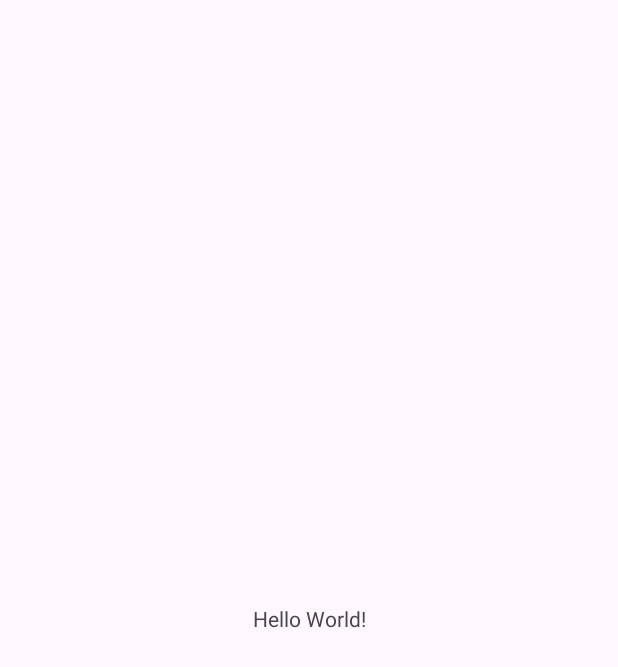
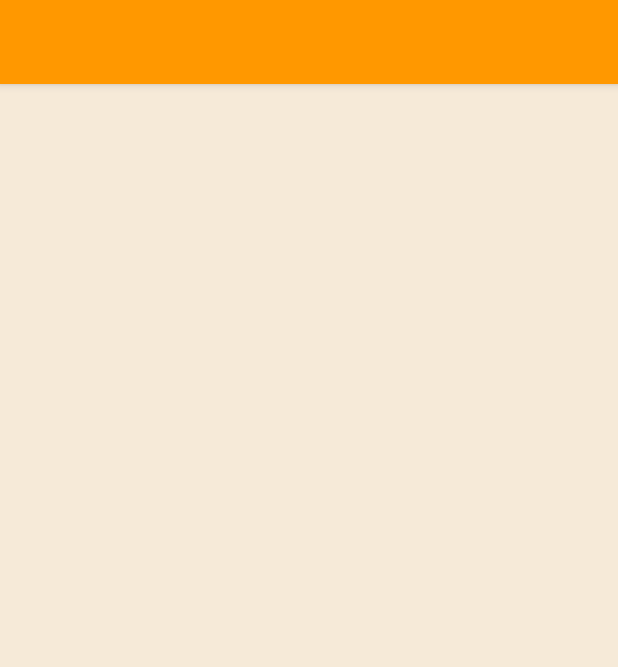
Before and after one commit to ERFANKASHEFI78/first-github-my, an Android app: the screen it shows after launch (MainActivity), on a phone screen of 412 x 824 dp. Before the commit the part shown is almost empty. Shown: the top 667 px of the screen. Run offline under Robolectric (Android 15) with nearby library versions, the phone set to English and light mode, and no system bars.

Commit message:
set themes application

```diff
--- a/app/src/main/res/layout/activity_main.xml
+++ b/app/src/main/res/layout/activity_main.xml
@@ -1,20 +1,40 @@
 <?xml version="1.0" encoding="utf-8"?>
-<androidx.constraintlayout.widget.ConstraintLayout
+<androidx.coordinatorlayout.widget.CoordinatorLayout
     xmlns:android="http://schemas.android.com/apk/res/android"
-    xmlns:app="http://schemas.android.com/apk/res-auto"
     xmlns:tools="http://schemas.android.com/tools"
     android:id="@+id/main"
     android:layout_width="match_parent"
     android:layout_height="match_parent"
     tools:context=".MainActivity">
 
-    <TextView
-        android:layout_width="wrap_content"
-        android:layout_height="wrap_content"
-        android:text="Hello World!"
-        app:layout_constraintBottom_toBottomOf="parent"
-        app:layout_constraintEnd_toEndOf="parent"
-        app:layout_constraintStart_toStartOf="parent"
-        app:layout_constraintTop_toTopOf="parent" />
+    <com.google.android.material.appbar.AppBarLayout
 
-</androidx.constraintlayout.widget.ConstraintLayout>
+        android:layout_width="match_parent"
+        android:layout_height="56dp">
+
+        <com.google.android.material.appbar.CollapsingToolbarLayout
+            android:theme="@style/Theme.MaterialComponents"
+            android:layout_width="match_parent"
+            android:layout_height="match_parent">
+
+
+
+
+        </com.google.android.material.appbar.CollapsingToolbarLayout>
+
+
+
+
+
+
+
+    </com.google.android.material.appbar.AppBarLayout>
+
+
+
+
+
+
+
+
+</androidx.coordinatorlayout.widget.CoordinatorLayout>
--- a/app/src/main/res/values-night/themes.xml
+++ b/app/src/main/res/values-night/themes.xml
@@ -1,7 +1,24 @@
-<resources xmlns:tools="http://schemas.android.com/tools">
+<resources>
+
     <!-- Base application theme. -->
-    <style name="Base.Theme.MyApplication" parent="Theme.Material3.DayNight.NoActionBar">
-        <!-- Customize your dark theme here. -->
-        <!-- <item name="colorPrimary">@color/my_dark_primary</item> -->
+
+    <style name="Base.Theme.MyApplication" parent="Theme.MaterialComponents.Light.NoActionBar">
+
+
+        <item name="colorPrimary">@color/black</item>
+        <item name="colorPrimaryDark">@color/black</item>
+        <item name="colorSecondary">@color/white</item>
+        <item name="colorOnSecondary">@color/secendry_text</item>
+        <item name="android:windowBackground">@color/devider_color</item>
+        <item name="android:textColorPrimary">@color/black_text_icon</item>
+        <item name="android:textColorSecondary">#757575</item>
+
     </style>
+
+    <style name="Theme.MyApplication" parent="Base.Theme.MyApplication" />
+
+
+
+
+
 </resources>
--- a/app/src/main/res/values/colors.xml
+++ b/app/src/main/res/values/colors.xml
@@ -1,5 +1,13 @@
 <?xml version="1.0" encoding="utf-8"?>
 <resources>
+    <color name="black_text_icon">#FF000000</color>
     <color name="black">#FF000000</color>
     <color name="white">#FFFFFFFF</color>
+    <color name="primary_orange_light_">#FF9800</color>
+    <color name="primary_orange_Dark">#F57C00</color>
+    <color name="orange_acsent">#FF5722</color>
+    <color name="light_primery_for_backgrande">#D3C2A8</color>
+    <color name="secendry_text">#757575</color>
+    <color name="devider_color">#E4DEDE</color>
+
 </resources>
--- a/app/src/main/res/values/themes.xml
+++ b/app/src/main/res/values/themes.xml
@@ -1,9 +1,24 @@
-<resources xmlns:tools="http://schemas.android.com/tools">
+<resources>
+
     <!-- Base application theme. -->
-    <style name="Base.Theme.MyApplication" parent="Theme.Material3.DayNight.NoActionBar">
-        <!-- Customize your light theme here. -->
-        <!-- <item name="colorPrimary">@color/my_light_primary</item> -->
+
+    <style name="Base.Theme.MyApplication" parent="Theme.MaterialComponents.Light.NoActionBar">
+
+
+        <item name="colorPrimary">@color/primary_orange_light_</item>
+        <item name="colorPrimaryDark">@color/primary_orange_Dark</item>
+        <item name="colorSecondary">@color/orange_acsent</item>
+        <item name="colorOnSecondary">@color/white</item>
+        <item name="android:windowBackground">#F6EAD8</item>
+        <item name="android:textColorPrimary">@color/black_text_icon</item>
+        <item name="android:textColorSecondary">#757575</item>
+
     </style>
 
     <style name="Theme.MyApplication" parent="Base.Theme.MyApplication" />
+
+
+
+
+
 </resources>
```
